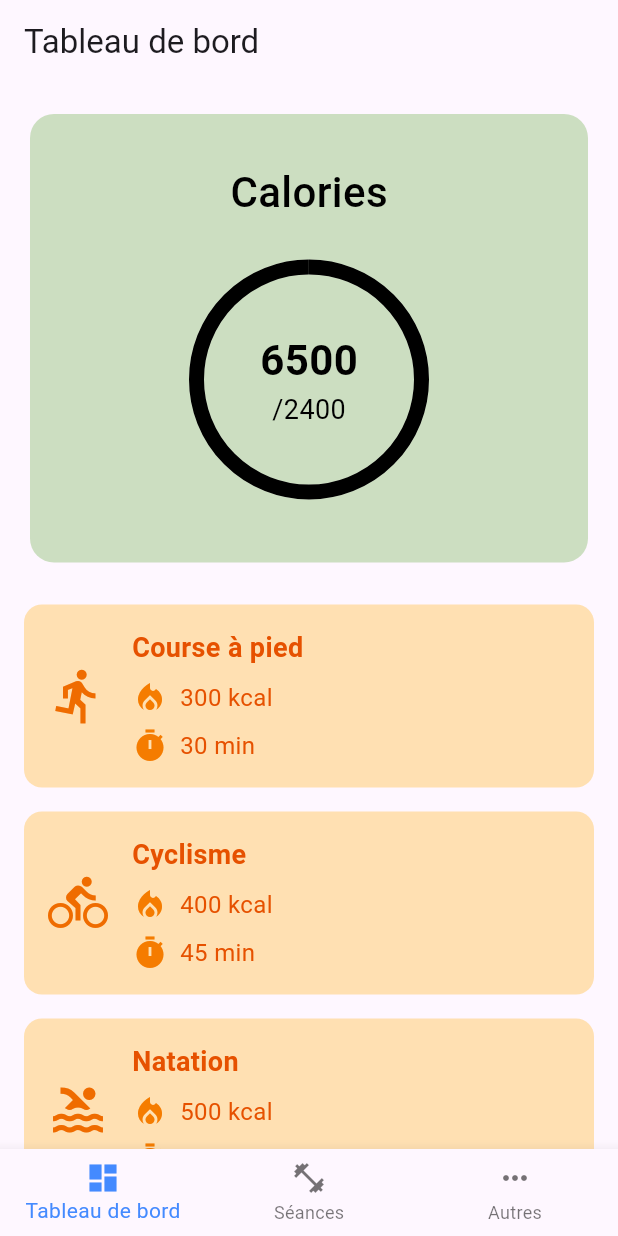
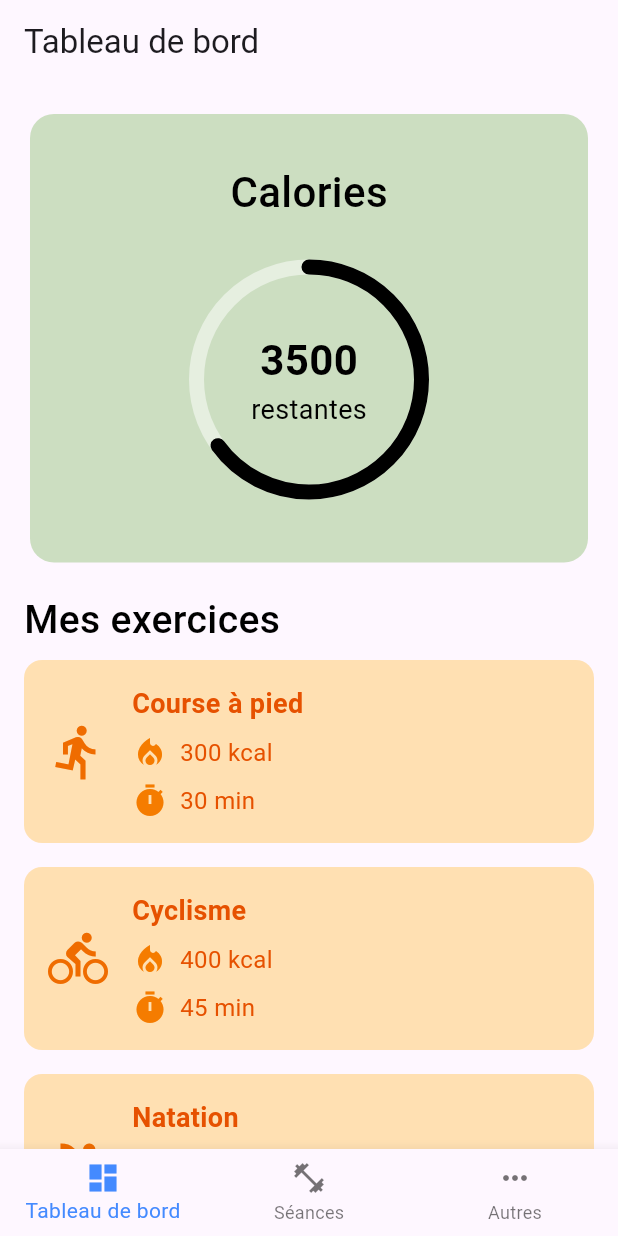
Before and after one commit to FYC-TrackFit/TrackFit, a Flutter app: the screen it shows after launch, on a phone screen of 412 x 824 dp. Run offline on Flutter 3.47's test engine with Material 3 defaults, Android fonts, the phone set to English and light mode, and no system bars.

```diff
--- a/lib/screens/dashboard_screen.dart
+++ b/lib/screens/dashboard_screen.dart
@@ -9,91 +9,91 @@ class DashboardScreen extends StatelessWidget {
     Exercice(
       id: 1,
       libelle: 'Course à pied',
-      dureeRealisee: Duration(minutes: 30),
+      dureeRealisee: const Duration(minutes: 30),
       caloriePerdue: 300,
       iconType: Icons.directions_run, // Icône pour la course à pied
     ),
     Exercice(
       id: 2,
       libelle: 'Cyclisme',
-      dureeRealisee: Duration(minutes: 45),
+      dureeRealisee: const Duration(minutes: 45),
       caloriePerdue: 400,
       iconType: Icons.directions_bike, // Icône pour le cyclisme
     ),
     Exercice(
       id: 3,
       libelle: 'Natation',
-      dureeRealisee: Duration(minutes: 60),
+      dureeRealisee: const Duration(minutes: 60),
       caloriePerdue: 500,
       iconType: Icons.pool, // Icône pour la natation
     ),
     Exercice(
       id: 4,
       libelle: 'Marche',
-      dureeRealisee: Duration(minutes: 20),
+      dureeRealisee: const Duration(minutes: 20),
       caloriePerdue: 150,
       iconType: Icons.directions_walk, // Icône pour la marche
     ),
     Exercice(
       id: 5,
       libelle: 'Musculation',
-      dureeRealisee: Duration(minutes: 40),
+      dureeRealisee: const Duration(minutes: 40),
       caloriePerdue: 350,
       iconType: Icons.fitness_center, // Icône pour la musculation
     ),
     Exercice(
       id: 6,
       libelle: 'Yoga',
-      dureeRealisee: Duration(minutes: 50),
+      dureeRealisee: const Duration(minutes: 50),
       caloriePerdue: 200,
       iconType: Icons.self_improvement, // Icône pour le yoga
     ),
     Exercice(
       id: 7,
       libelle: 'Tennis',
-      dureeRealisee: Duration(minutes: 90),
+      dureeRealisee: const Duration(minutes: 90),
       caloriePerdue: 600,
       iconType: Icons.sports_tennis, // Icône pour le tennis
     ),
     Exercice(
       id: 8,
       libelle: 'Basketball',
-      dureeRealisee: Duration(minutes: 60),
+      dureeRealisee: const Duration(minutes: 60),
       caloriePerdue: 500,
       iconType: Icons.sports_basketball, // Icône pour le basketball
     ),
     Exercice(
       id: 9,
       libelle: 'Football',
-      dureeRealisee: Duration(minutes: 90),
+      dureeRealisee: const Duration(minutes: 90),
       caloriePerdue: 700,
       iconType: Icons.sports_soccer, // Icône pour le football
     ),
     Exercice(
       id: 10,
       libelle: 'Boxe',
-      dureeRealisee: Duration(minutes: 60),
+      dureeRealisee: const Duration(minutes: 60),
       caloriePerdue: 650,
       iconType: Icons.sports_mma, // Icône pour la boxe
     ),
     Exercice(
       id: 11,
       libelle: 'Danse',
-      dureeRealisee: Duration(minutes: 45),
+      dureeRealisee: const Duration(minutes: 45),
       caloriePerdue: 300,
       iconType: Icons.music_note, // Icône pour la danse
     ),
     Exercice(
       id: 12,
       libelle: 'Escalade',
-      dureeRealisee: Duration(minutes: 60),
+      dureeRealisee: const Duration(minutes: 60),
       caloriePerdue: 700,
       iconType: Icons.terrain, // Icône pour l'escalade
     ),
     Exercice(
       id: 13,
       libelle: 'Ski',
-      dureeRealisee: Duration(minutes: 120),
+      dureeRealisee: const Duration(minutes: 120),
       caloriePerdue: 900,
       iconType: Icons.downhill_skiing, // Icône pour le ski
     ),
@@ -118,8 +118,22 @@ class DashboardScreen extends StatelessWidget {
       ),
       body: SingleChildScrollView(
         child: Column(
+          crossAxisAlignment: CrossAxisAlignment.start,
+          // Aligner tous les éléments à gauche
           children: [
             CaloriesSummaryCard(totalCalories: totalCalories),
+            const Padding(
+              padding: EdgeInsets.only(left: 16.0),
+              // Ajoute une marge de 16 pixels à gauche
+              child: Text(
+                'Mes exercices',
+                style: TextStyle(
+                  fontSize: 26,
+                  fontWeight: FontWeight.w500,
+                  color: Colors.black,
+                ),
+              ),
+            ),
             ListView.builder(
               shrinkWrap: true,
               physics: const NeverScrollableScrollPhysics(),
--- a/lib/widgets/calories_summary_card.dart
+++ b/lib/widgets/calories_summary_card.dart
@@ -7,7 +7,7 @@ class CaloriesSummaryCard extends StatelessWidget {
 
   CaloriesSummaryCard({
     required this.totalCalories,
-    this.objectifCalories = 2400,
+    this.objectifCalories = 10000,
     this.cardColor = const Color(0xFFCCDEC1), // Couleur verte claire par défaut
   });
 
@@ -46,6 +46,7 @@ class CaloriesSummaryCard extends StatelessWidget {
                       valueColor: const AlwaysStoppedAnimation<Color>(
                         Colors.black, // Couleur du cercle blanc transparent
                       ),
+                      strokeCap: StrokeCap.round,
                     ),
                   ),
                   Column(
```
